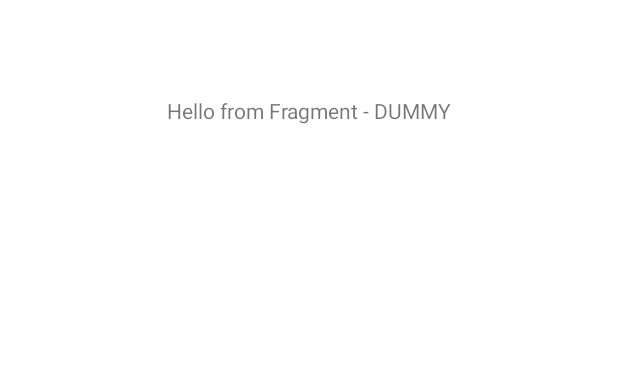
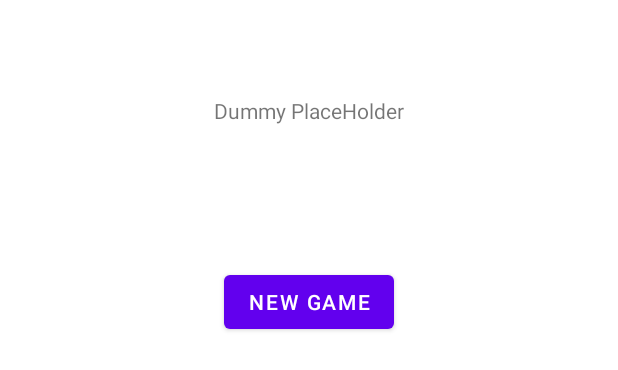
Before and after one commit to olelenz/EcoGecko, an Android app: the layout game_ui.xml on its own in the app's theme, with its tools: preview values and no code run, on a phone screen of 412 x 824 dp. Shown: the top 370 px of the screen. Run offline under Robolectric (Android 15) with nearby library versions, the phone set to English and light mode, and no system bars.

Commit message:
new boardUI

```diff
--- a/app/src/main/java/eco/gecko/ecogecko/MainActivity.kt
+++ b/app/src/main/java/eco/gecko/ecogecko/MainActivity.kt
@@ -30,7 +30,7 @@ class MainActivity : AppCompatActivity() {
         // ListFragment is our StartFragment
         val fragmentManager = supportFragmentManager
         val transaction = fragmentManager.beginTransaction()
-        transaction.add(R.id.fragment_container, FragmentUI())
+        transaction.add(R.id.fragment_container, GameUI())
         transaction.commit()
     }
 }
--- a/app/src/main/res/layout/fragment_ui.xml
+++ b/app/src/main/res/layout/game_ui.xml
@@ -4,13 +4,13 @@
     android:layout_width="match_parent"
     android:layout_height="match_parent"
     xmlns:app="http://schemas.android.com/apk/res-auto"
-    tools:context=".FragmentUI">
+    tools:context=".GameUI">
 
     <TextView
         android:id="@+id/dummy"
         android:layout_width="wrap_content"
         android:layout_height="wrap_content"
-        android:text="Hello from Fragment - DUMMY"
+        android:text="@string/greeting"
         android:layout_marginTop="64dp"
         app:layout_constraintEnd_toEndOf="parent"
         app:layout_constraintStart_toStartOf="parent"
@@ -22,17 +22,18 @@
         android:layout_width="match_parent"
         android:layout_height="wrap_content"
         android:layout_marginTop="64dp"
-        app:layout_constraintTop_toBottomOf="@+id/dummy"/>
+        android:background="@color/purple_200"
+        app:layout_constraintTop_toBottomOf="@+id/dummy" />
 
-    <TextView
-        android:id="@+id/text1"
+    <Button
+        android:id="@+id/newGame"
         android:layout_width="wrap_content"
         android:layout_height="wrap_content"
-        android:text=""
-        app:layout_constraintBottom_toTopOf="parent"
+        android:text="@string/new_game_button"
+        android:layout_marginTop="30dp"
         app:layout_constraintEnd_toEndOf="parent"
         app:layout_constraintStart_toStartOf="parent"
-        app:layout_constraintTop_toTopOf="parent"/>
+        app:layout_constraintTop_toBottomOf="@id/gridView"/>
 
 
 
--- a/app/src/main/res/navigation/nav_graph.xml
+++ b/app/src/main/res/navigation/nav_graph.xml
@@ -19,7 +19,7 @@
         android:id="@+id/SecondFragment"
         android:name="eco.gecko.ecogecko.FragmentUI"
         android:label="@string/second_fragment_label"
-        tools:layout="@layout/fragment_ui">
+        tools:layout="@layout/game_ui">
 
         <action
             android:id="@+id/action_SecondFragment_to_FirstFragment"
--- a/app/src/main/res/values/strings.xml
+++ b/app/src/main/res/values/strings.xml
@@ -1,5 +1,11 @@
 <resources>
     <string name="app_name">EcoGecko</string>
+
+    <string name="new_game_button">New Game</string>
+    <string name="greeting">Dummy PlaceHolder</string>
+
+    <!-- TODO: check later what we need-->
+
     <string name="title_activity_main">MainActivity</string>
     <!-- Strings used for fragments for navigation -->
     <string name="first_fragment_label">First Fragment</string>
@@ -9,6 +15,5 @@
 
     <string name="hello_first_fragment">Hello first fragment</string>
     <string name="hello_second_fragment">Hello second fragment. Arg: %1$s</string>
-    <!-- TODO: Remove or change this placeholder text -->
     <string name="hello_blank_fragment">Hello blank fragment</string>
 </resources>
```
Also changed, not shown: app/src/main/java/eco/gecko/ecogecko/FragmentUI.kt (deleted, +0 -51 lines), app/src/main/java/eco/gecko/ecogecko/GameUI.kt (added, +74 -0 lines), app/src/main/res/layout/tile.xml (added, +12 -0 lines).
